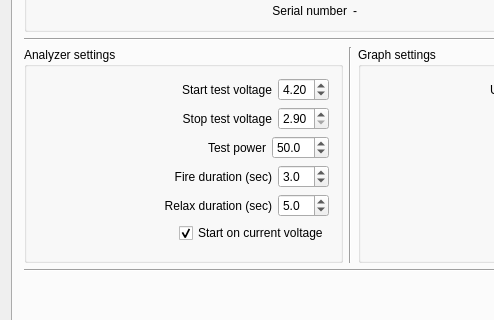
First picture: the form in mainwindow.ui, repository ploop/DNA-battester, before the edit; both pictures show x 0 to 494 and y 152 to 472 of the 700 by 685 pixel window.
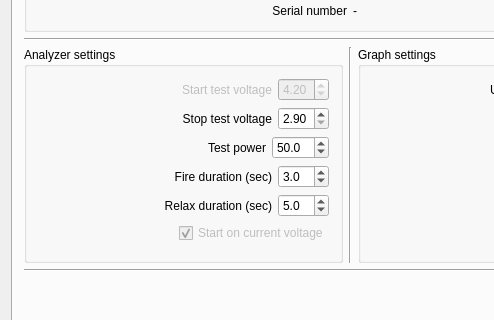
Second picture: the form after the edit. The open tabs and pages were chosen to show the change. Icons and pictures are not drawn. Custom widgets are drawn as their Qt base class.

Commit message: reverse CSV

```diff
--- a/mainwindow.ui
+++ b/mainwindow.ui
@@ -145,6 +145,9 @@
                </item>
                <item>
                 <widget class="QLabel" name="label_13">
+                 <property name="enabled">
+                  <bool>false</bool>
+                 </property>
                  <property name="text">
                   <string>Start test voltage</string>
                  </property>
@@ -155,6 +158,9 @@
                </item>
                <item>
                 <widget class="QDoubleSpinBox" name="spinStartVolt">
+                 <property name="enabled">
+                  <bool>false</bool>
+                 </property>
                  <property name="minimum">
                   <double>3.000000000000000</double>
                  </property>
@@ -363,6 +369,9 @@
                </item>
                <item>
                 <widget class="QCheckBox" name="checkBox">
+                 <property name="enabled">
+                  <bool>false</bool>
+                 </property>
                  <property name="text">
                   <string>Start on current voltage</string>
                  </property>
```
Left out of the diff: 9 changed lines with no effect on the pictures. The commit also changes 2 other files.
